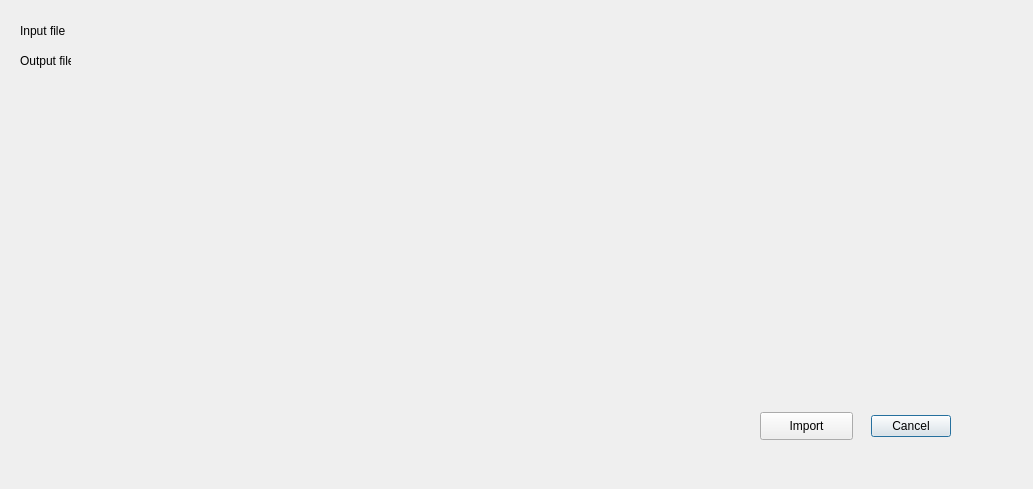
Qt form obstacle_from_csv/obstacle_from_csv_dialog_base.ui (strpaw/QGIS3-Plugin-ObstacleFromCSV) before a commit.
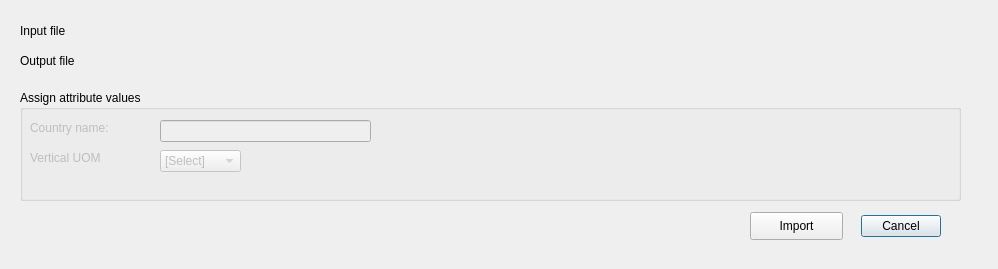
The same form after that commit. Custom widgets are drawn as their Qt base class.

Commit message: CSV ctry_name, vert_uom missing fields handling

```diff
--- a/obstacle_from_csv/obstacle_from_csv_dialog_base.ui
+++ b/obstacle_from_csv/obstacle_from_csv_dialog_base.ui
@@ -2,12 +2,15 @@
 <ui version="4.0">
  <class>ObstacleFromCSVDialogBase</class>
  <widget class="QDialog" name="ObstacleFromCSVDialogBase">
+  <property name="enabled">
+   <bool>true</bool>
+  </property>
   <property name="geometry">
    <rect>
     <x>0</x>
     <y>0</y>
-    <width>1033</width>
-    <height>489</height>
+    <width>998</width>
+    <height>269</height>
    </rect>
   </property>
   <property name="windowTitle">
@@ -16,8 +19,8 @@
   <widget class="QDialogButtonBox" name="button_box">
    <property name="geometry">
     <rect>
-     <x>860</x>
-     <y>410</y>
+     <x>850</x>
+     <y>210</y>
      <width>91</width>
      <height>32</height>
     </rect>
@@ -34,7 +37,7 @@
     <rect>
      <x>20</x>
      <y>50</y>
-     <width>51</width>
+     <width>61</width>
      <height>21</height>
     </rect>
    </property>
@@ -45,7 +48,7 @@
   <widget class="QgsFileWidget" name="mQgsFileWidgetOutputFile">
    <property name="geometry">
     <rect>
-     <x>80</x>
+     <x>100</x>
      <y>50</y>
      <width>891</width>
      <height>27</height>
@@ -67,8 +70,8 @@
   <widget class="QPushButton" name="pushButtonImport">
    <property name="geometry">
     <rect>
-     <x>760</x>
-     <y>412</y>
+     <x>750</x>
+     <y>212</y>
      <width>93</width>
      <height>28</height>
     </rect>
@@ -83,7 +86,7 @@
    </property>
    <property name="geometry">
     <rect>
-     <x>80</x>
+     <x>100</x>
      <y>20</y>
      <width>891</width>
      <height>27</height>
@@ -106,6 +109,95 @@
     <string>Input file</string>
    </property>
   </widget>
+  <widget class="QGroupBox" name="groupBox">
+   <property name="enabled">
+    <bool>true</bool>
+   </property>
+   <property name="geometry">
+    <rect>
+     <x>20</x>
+     <y>90</y>
+     <width>941</width>
+     <height>111</height>
+    </rect>
+   </property>
+   <property name="title">
+    <string>Assign attribute values</string>
+   </property>
+   <widget class="QLineEdit" name="lineEditCountryName">
+    <property name="enabled">
+     <bool>false</bool>
+    </property>
+    <property name="geometry">
+     <rect>
+      <x>140</x>
+      <y>30</y>
+      <width>211</width>
+      <height>22</height>
+     </rect>
+    </property>
+   </widget>
+   <widget class="QLabel" name="labelCtryName">
+    <property name="enabled">
+     <bool>false</bool>
+    </property>
+    <property name="geometry">
+     <rect>
+      <x>10</x>
+      <y>30</y>
+      <width>81</width>
+      <height>16</height>
+     </rect>
+    </property>
+    <property name="text">
+     <string>Country name:</string>
+    </property>
+   </widget>
+   <widget class="QLabel" name="labelVertUOM">
+    <property name="enabled">
+     <bool>false</bool>
+    </property>
+    <property name="geometry">
+     <rect>
+      <x>10</x>
+      <y>60</y>
+      <width>91</width>
+      <height>16</height>
+     </rect>
+    </property>
+    <property name="text">
+     <string>Vertical UOM</string>
+    </property>
+   </widget>
+   <widget class="QComboBox" name="comboBoxVerticalUOM">
+    <property name="enabled">
+     <bool>false</bool>
+    </property>
+    <property name="geometry">
+     <rect>
+      <x>140</x>
+      <y>60</y>
+      <width>81</width>
+      <height>22</height>
+     </rect>
+    </property>
+    <item>
+     <property name="text">
+      <string>[Select]</string>
+     </property>
+    </item>
+    <item>
+     <property name="text">
+      <string>ft</string>
+     </property>
+    </item>
+    <item>
+     <property name="text">
+      <string>m</string>
+     </property>
+    </item>
+   </widget>
+  </widget>
  </widget>
  <customwidgets>
   <customwidget>
```
The commit also changes 2 other files.
